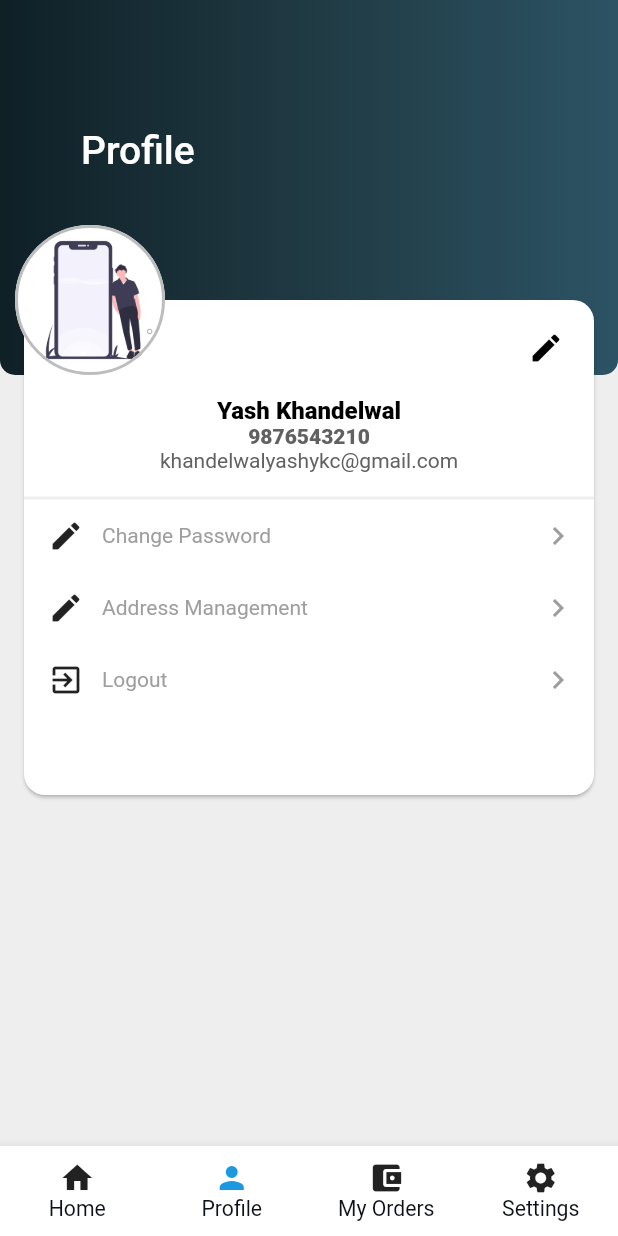
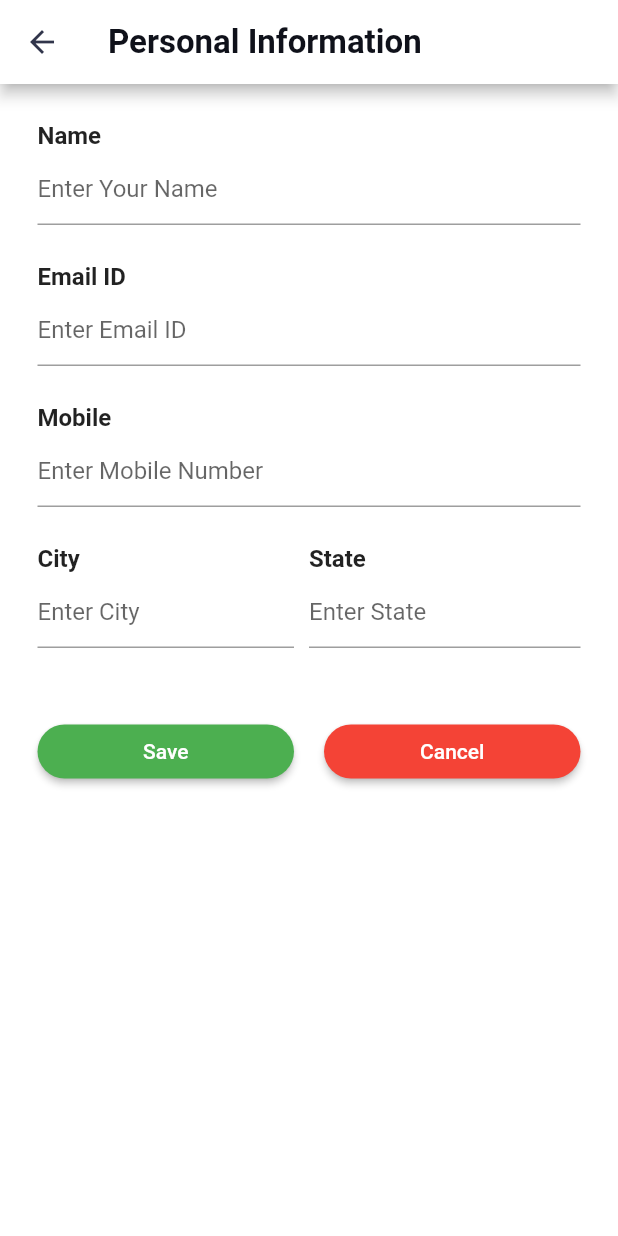
Before and after one commit to rajnis09/everly, a Flutter app: the CustomBottomNavigationBar screen opened by its route, item 2 of the bottom bar chosen, after a tap on the "edit" icon, on a phone screen of 412 x 824 dp. Run offline on Flutter 3.47's test engine with Material 2 defaults, Android fonts, the phone set to English and light mode, and no system bars; our stand-ins replace firebase_auth, firebase_messaging, flutter_speed_dial, flutter_swiper, google_fonts; missing offline and left inert: qrscan; accounts and stored records are empty.

Commit message:
Added Support FAQs,Edit profile and prsnl info page

```diff
--- a/lib/helpers/locale/app_localization.dart
+++ b/lib/helpers/locale/app_localization.dart
@@ -286,6 +286,154 @@ class AppLocalization {
       name: 'lang',
     );
   }
+
+  String get q1 {
+    return Intl.message(
+      'Where is my order?',
+      name: 'q1',
+    );
+  }
+
+  String get a1 {
+    return Intl.message(
+      'You can track your order in my order section.',
+      name: 'a1',
+    );
+  }
+
+  String get q2 {
+    return Intl.message(
+      'Did your app provide delivery services?',
+      name: 'q2',
+    );
+  }
+
+  String get a2 {
+    return Intl.message(
+      'No , this app only provides you the platform to place the order from your own place , We does not provide any such facility.',
+      name: 'a2',
+    );
+  }
+
+  String get q3 {
+    return Intl.message(
+      'How can I cancel my order?',
+      name: 'q3',
+    );
+  }
+
+  String get a3 {
+    return Intl.message(
+      'Everly provides easy and hassel-free cancellation. You can can the order via app before it is packed.',
+      name: 'a3',
+    );
+  }
+
+  String get q4 {
+    return Intl.message(
+      'What if I want to return something?',
+      name: 'q4',
+    );
+  }
+
+  String get a4 {
+    return Intl.message(
+      'If you are disatisfied with the products deliverd,please contanct to the seller as soon as possible , the app does not provide any such service.',
+      name: 'a4',
+    );
+  }
+
+  String get q5 {
+    return Intl.message(
+      'What is minimum order value?',
+      name: 'q5',
+    );
+  }
+
+  String get a5 {
+    return Intl.message(
+      'There is no minimum order value. However each store can have some minimum order value.',
+      name: 'a5',
+    );
+  }
+
+  String get q6 {
+    return Intl.message(
+      'Can I schedule an order to my convinence?',
+      name: 'q6',
+    );
+  }
+
+  String get a6 {
+    return Intl.message(
+      'Sure, Its seller and customer mutual understanding.',
+      name: 'a6',
+    );
+  }
+
+  String get q7 {
+    return Intl.message(
+      'Where is my order?',
+      name: 'q7',
+    );
+  }
+
+  String get a7 {
+    return Intl.message(
+      'You can track your order in my order section.',
+      name: 'a7',
+    );
+  }
+
+  String get q8 {
+    return Intl.message(
+      'Where is my order?',
+      name: 'q8',
+    );
+  }
+
+  String get a8 {
+    return Intl.message(
+      'You can track your order in my order section.',
+      name: 'a8',
+    );
+  }
+
+  String get q9 {
+    return Intl.message(
+      'Where is my order?',
+      name: 'q9',
+    );
+  }
+
+  String get a9 {
+    return Intl.message(
+      'You can track your order in my order section.',
+      name: 'a9',
+    );
+  }
+
+  String get q10 {
+    return Intl.message(
+      'Where is my order?',
+      name: 'q10',
+    );
+  }
+
+  String get a10 {
+    return Intl.message(
+      'You can track your order in my order section.',
+      name: 'a10',
+    );
+  }
+
+  String get stillNeedHelp{
+    return Intl.message(
+      'Still need help? Write to us',
+      name: 'stillNeedHelp',
+    );
+  }
+
 }
 
 class AppLocalizationDelegate extends LocalizationsDelegate<AppLocalization> {
--- a/lib/main.dart
+++ b/lib/main.dart
@@ -17,6 +17,7 @@ import './views/authentication/verify_email_page.dart';
 import './views/my_cart.dart';
 import './views/notification_page.dart';
 import './views/support.dart';
+import './views/edit_profile_info.dart';
 
 import './helpers/locale/app_localization.dart';
 
@@ -115,6 +116,7 @@ class _MyAppState extends State<MyApp> {
         "/cartPage": (context) => CartPage(),
         '/notificationPage': (context) => NotificationPage(),
         '/supportPage': (context) => SupportPage(),
+        '/editprofileinfo':(context)=> EditProfileInfoPage(),
       },
       onUnknownRoute: (settings) =>
           MaterialPageRoute(builder: (context) => ErrorPage()),
--- a/lib/model/list_profile_section.dart
+++ b/lib/model/list_profile_section.dart
@@ -4,6 +4,5 @@ class ListProfileSection {
   String title;
   IconData icon;
   Function onpressed;
-
   ListProfileSection(this.title, this.icon, this.onpressed);
 }
--- a/lib/views/authentication/signin_page.dart
+++ b/lib/views/authentication/signin_page.dart
@@ -182,6 +182,10 @@ class LoginPage extends StatelessWidget {
                       ],
                     ),
                   ),
+
+                ),
+                SizedBox(
+                  height: size.height * 0.02,
                 ),
               ],
             ),
--- /dev/null
+++ b/lib/views/edit_profile_info.dart
@@ -0,0 +1,252 @@
+import 'package:flutter/material.dart';
+
+class EditProfileInfoPage extends StatefulWidget {
+  @override
+  MapScreenState createState() => MapScreenState();
+}
+
+class MapScreenState extends State<EditProfileInfoPage>
+    with SingleTickerProviderStateMixin {
+
+
+  @override
+  Widget build(BuildContext context) {
+    String _newEmail, _newName, _newNo , _newCity , _newState;
+    return new Scaffold(
+        appBar: AppBar(
+          title: Text('Personal Information'),
+        ),
+        body: new Container(
+          color: Colors.white,
+          child: new ListView(
+            children: <Widget>[
+              Column(
+                children: <Widget>[
+                  new Container(
+                    color: Color(0xffFFFFFF),
+                    child: Padding(
+                      padding: EdgeInsets.only(bottom: 25.0),
+                      child: new Column(
+                        crossAxisAlignment: CrossAxisAlignment.start,
+                        mainAxisAlignment: MainAxisAlignment.start,
+                        children: <Widget>[
+                          Padding(
+                              padding: EdgeInsets.only(
+                                  left: 25.0, right: 25.0, top: 25.0),
+                              child: new Row(
+                                mainAxisSize: MainAxisSize.max,
+                                children: <Widget>[
+                                  new Column(
+                                    mainAxisAlignment: MainAxisAlignment.start,
+                                    mainAxisSize: MainAxisSize.min,
+                                    children: <Widget>[
+                                      new Text(
+                                        'Name',
+                                        style: TextStyle(
+                                            fontSize: 16.0,
+                                            fontWeight: FontWeight.bold),
+                                      ),
+                                    ],
+                                  ),
+                                ],
+                              )),
+                          Padding(
+                              padding: EdgeInsets.only(
+                                  left: 25.0, right: 25.0, top: 2.0),
+                              child: new Row(
+                                mainAxisSize: MainAxisSize.max,
+                                children: <Widget>[
+                                  new Flexible(
+                                    child: new TextFormField(
+                                      decoration: const InputDecoration(
+                                        hintText: "Enter Your Name",
+
+                                      ),
+                                      onSaved: (val) => _newName = val,
+                                    ),
+                                  ),
+                                ],
+                              )),
+                          Padding(
+                              padding: EdgeInsets.only(
+                                  left: 25.0, right: 25.0, top: 25.0),
+                              child: new Row(
+                                mainAxisSize: MainAxisSize.max,
+                                children: <Widget>[
+                                  new Column(
+                                    mainAxisAlignment: MainAxisAlignment.start,
+                                    mainAxisSize: MainAxisSize.min,
+                                    children: <Widget>[
+                                      new Text(
+                                        'Email ID',
+                                        style: TextStyle(
+                                            fontSize: 16.0,
+                                            fontWeight: FontWeight.bold),
+                                      ),
+                                    ],
+                                  ),
+                                ],
+                              )),
+                          Padding(
+                              padding: EdgeInsets.only(
+                                  left: 25.0, right: 25.0, top: 2.0),
+                              child: new Row(
+                                mainAxisSize: MainAxisSize.max,
+                                children: <Widget>[
+                                  new Flexible(
+                                    child: new TextFormField(
+                                      decoration: const InputDecoration(
+                                          hintText: "Enter Email ID"),
+                                          onSaved: (val) => _newEmail = val,
+                                    ),
+
+                                  ),
+                                ],
+                              )),
+                          Padding(
+                              padding: EdgeInsets.only(
+                                  left: 25.0, right: 25.0, top: 25.0),
+                              child: new Row(
+                                mainAxisSize: MainAxisSize.max,
+                                children: <Widget>[
+                                  new Column(
+                                    mainAxisAlignment: MainAxisAlignment.start,
+                                    mainAxisSize: MainAxisSize.min,
+                                    children: <Widget>[
+                                      new Text(
+                                        'Mobile',
+                                        style: TextStyle(
+                                            fontSize: 16.0,
+                                            fontWeight: FontWeight.bold),
+                                      ),
+                                    ],
+                                  ),
+                                ],
+                              )),
+                          Padding(
+                              padding: EdgeInsets.only(
+                                  left: 25.0, right: 25.0, top: 2.0),
+                              child: new Row(
+                                mainAxisSize: MainAxisSize.max,
+                                children: <Widget>[
+                                  new Flexible(
+                                    child: new TextFormField(
+                                      decoration: const InputDecoration(
+                                          hintText: "Enter Mobile Number"),
+                                          onSaved: (val) => _newNo = val,
+                                    ),
+                                  ),
+                                ],
+                              )),
+                          Padding(
+                              padding: EdgeInsets.only(
+                                  left: 25.0, right: 25.0, top: 25.0),
+                              child: new Row(
+                                mainAxisSize: MainAxisSize.max,
+                                mainAxisAlignment: MainAxisAlignment.start,
+                                children: <Widget>[
+                                  Expanded(
+                                    child: Container(
+                                      child: new Text(
+                                        'City',
+                                        style: TextStyle(
+                                            fontSize: 16.0,
+                                            fontWeight: FontWeight.bold),
+                                      ),
+                                    ),
+                                    flex: 2,
+                                  ),
+                                  Expanded(
+                                    child: Container(
+                                      child: new Text(
+                                        'State',
+                                        style: TextStyle(
+                                            fontSize: 16.0,
+                                            fontWeight: FontWeight.bold),
+                                      ),
+                                    ),
+                                    flex: 2,
+                                  ),
+                                ],
+                              )),
+                          Padding(
+                              padding: EdgeInsets.only(
+                                  left: 25.0, right: 25.0, top: 2.0),
+                              child: new Row(
+                                mainAxisSize: MainAxisSize.max,
+                                mainAxisAlignment: MainAxisAlignment.start,
+                                children: <Widget>[
+                                  Flexible(
+                                    child: Padding(
+                                      padding: EdgeInsets.only(right: 10.0),
+                                      child: new TextFormField(
+                                        decoration: const InputDecoration(
+                                            hintText: "Enter City"),
+                                            onSaved: (val) => _newCity = val,
+                                      ),
+                                    ),
+                                    flex: 2,
+                                  ),
+                                  Flexible(
+                                    child: new TextFormField(
+                                      decoration: const InputDecoration(
+                                          hintText: "Enter State"),
+                                          onSaved: (val) => _newState = val,
+                                    ),
+                                    flex: 2,
+                                  ),
+                                ],
+                              )),
+                          Padding(
+                            padding: EdgeInsets.only(
+                                left: 25.0, right: 25.0, top: 45.0),
+                            child: new Row(
+                              mainAxisSize: MainAxisSize.max,
+                              mainAxisAlignment: MainAxisAlignment.start,
+                              children: <Widget>[
+                                Expanded(
+                                  child: Padding(
+                                    padding: EdgeInsets.only(right: 10.0),
+                                    child: Container(
+                                        child: new RaisedButton(
+                                      child: new Text("Save"),
+                                      textColor: Colors.white,
+                                      color: Colors.green,
+                                      onPressed: () {},
+                                      shape: new RoundedRectangleBorder(
+                                          borderRadius:
+                                              new BorderRadius.circular(20.0)),
+                                    )),
+                                  ),
+                                  flex: 2,
+                                ),
+                                Expanded(
+                                  child: Padding(
+                                    padding: EdgeInsets.only(left: 10.0),
+                                    child: Container(
+                                        child: new RaisedButton(
+                                      child: new Text("Cancel"),
+                                      textColor: Colors.white,
+                                      color: Colors.red,
+                                      onPressed: () {},
+                                      shape: new RoundedRectangleBorder(
+                                          borderRadius:
+                                              new BorderRadius.circular(20.0)),
+                                    )),
+                                  ),
+                                  flex: 2,
+                                ),
+                              ],
+                            ),
+                          ),
+                        ],
+                      ),
+                    ),
+                  )
+                ],
+              ),
+            ],
+          ),
+        ));
+  }
+}
--- a/lib/views/profile_page.dart
+++ b/lib/views/profile_page.dart
@@ -2,6 +2,9 @@ import 'package:flutter/material.dart';
 
 import '../model/list_profile_section.dart';
 import '../helpers/locale/app_localization.dart';
+import '../utils/theme/theme_data.dart';
+import './edit_profile_info.dart';
+
 
 class ProfilePage extends StatefulWidget {
   @override
@@ -97,7 +100,9 @@ class _ProfilePageState extends State<ProfilePage> {
                                     icon: Icon(Icons.edit),
                                     color: Colors.black,
                                     iconSize: 24,
-                                    onPressed: () {},
+                                    onPressed: () {
+                                       Navigator.pushNamed(context, '/editprofileinfo');
+                                    },
                                   ),
                                   // IconButton(
                                   //   icon: Icon(Icons.shopping_cart),
@@ -164,7 +169,7 @@ class _ProfilePageState extends State<ProfilePage> {
                                           Icon(
                                             Icons.navigate_next,
                                             color: Colors.grey.shade500,
-                                          )
+                                          ),
                                         ],
                                       ),
                                     ),
@@ -182,6 +187,11 @@ class _ProfilePageState extends State<ProfilePage> {
                       child: Align(
                         alignment: Alignment.topLeft,
                         child: Container(
+                          height: 100,
+                          width: 100,
+                          child:Stack(
+                          children: <Widget>[
+                            Container(
                               decoration: BoxDecoration(
                                   border: Border.all(
                                       color: Colors.grey.shade400, width: 2),
@@ -192,6 +202,23 @@ class _ProfilePageState extends State<ProfilePage> {
                               width: 100,
                               height: 100,
                             ),
+                            Align(
+                              alignment: Alignment.bottomRight,
+                              child:GestureDetector(
+                            child: new CircleAvatar(
+                              backgroundColor: CustomThemeData.blackColorShade1,
+                              radius: 18.0,
+                              child: new Icon(
+                                Icons.camera_alt,
+                                color: Colors.white,
+                              ),
+                            ),
+                            onTap: () {
+                              print("change Picture");
+                            },
+                          ),),
+                          ],
+                        ),),
                       ),
                     ),
                   ],
--- a/lib/views/support.dart
+++ b/lib/views/support.dart
@@ -1,21 +1,105 @@
 import 'package:flutter/material.dart';
 import '../utils/theme/theme_data.dart';
+import '../helpers/locale/app_localization.dart';
 
 class SupportPage extends StatelessWidget {
   @override
   Widget build(BuildContext context) {
+    var locale = AppLocalization.of(context);
     var _appbar = AppBar(
       title: const Text('Help & Support'),
     );
     var bar = _appbar.preferredSize.height;
     var size = MediaQuery.of(context).size.height;
     var statusBarHeight = MediaQuery.of(context).padding.top;
+    final List<Query> data = <Query>[
+      Query(
+        locale.q1,
+        <Query>[
+          Query(
+            locale.a1,
+          ),
+        ],
+      ),
+      Query(
+        locale.q2,
+        <Query>[
+          Query(
+            locale.q2,
+          ),
+        ],
+      ),
+      Query(
+        locale.q3,
+        <Query>[
+          Query(
+            locale.q3,
+          ),
+        ],
+      ),
+      Query(
+        locale.q4,
+        <Query>[
+          Query(
+            locale.q4,
+          ),
+        ],
+      ),
+      Query(
+        locale.q5,
+        <Query>[
+          Query(
+            locale.q5,
+          ),
+        ],
+      ),
+      Query(
+        locale.q6,
+        <Query>[
+          Query(
+            locale.q6,
+          ),
+        ],
+      ),
+      Query(
+        locale.q7,
+        <Query>[
+          Query(
+            locale.q7,
+          ),
+        ],
+      ),
+      Query(
+        locale.q8,
+        <Query>[
+          Query(
+            locale.q8,
+          ),
+        ],
+      ),
+      Query(
+        locale.q9,
+        <Query>[
+          Query(
+            locale.q9,
+          ),
+        ],
+      ),
+      Query(
+        locale.q10,
+        <Query>[
+          Query(
+            locale.q10,
+          ),
+        ],
+      ),
+    ];
     return Scaffold(
       appBar: _appbar,
       body: Column(
         children: <Widget>[
           Container(
-            height: (size-statusBarHeight-bar)*.9,
+            height: (size - statusBarHeight - bar) * .9,
             child: ListView.builder(
               itemBuilder: (BuildContext context, int index) =>
                   QueryItem(data[index]),
@@ -25,7 +109,7 @@ class SupportPage extends StatelessWidget {
           Align(
             alignment: AlignmentDirectional.bottomEnd,
             child: Container(
-              height: (size-statusBarHeight-bar)*.1,
+              height: (size - statusBarHeight - bar) * .1,
               width: double.infinity,
               color: CustomThemeData.blueColorShade1,
               child: GestureDetector(
@@ -42,7 +126,7 @@ class SupportPage extends StatelessWidget {
                       width: 10,
                     ),
                     Text(
-                      'Still need help? Write to us',
+                      locale.stillNeedHelp,
                       style: CustomThemeData.robotoFont.copyWith(
                           fontSize: 18, color: CustomThemeData.whiteColor),
                     ),
@@ -64,89 +148,6 @@ class Query {
   final List<Query> children;
 }
 
-final List<Query> data = <Query>[
-  Query(
-    'Where is my order',
-    <Query>[
-      Query(
-        'You can track your order in my order section',
-      ),
-    ],
-  ),
-  Query(
-    'Did your app provide delivery services?',
-    <Query>[
-      Query(
-        'No , this app only provides you the platform to place the order from your own place , We does not provide any such facility.',
-      ),
-    ],
-  ),
-  Query(
-    'How can I cancel my order?',
-    <Query>[
-      Query(
-        'Everly provides easy and hassel-free cancellation. You can can the order via app before it is packed.',
-      ),
-    ],
-  ),
-  Query(
-    'What if I want to return something?',
-    <Query>[
-      Query(
-        'If you are disatisfied with the products deliverd,please contanct to the seller as soon as possible , the app does not provide any such service.',
-      ),
-    ],
-  ),
-  Query(
-    'What is minimum order value?',
-    <Query>[
-      Query(
-        'There is no minimum order value. However each store can have some minimum order value.',
-      ),
-    ],
-  ),
-  Query(
-    'Can I schedule an order to my convinence? ',
-    <Query>[
-      Query(
-        'Sure, Its seller and customer mutual understanding.',
-      ),
-    ],
-  ),
-  Query(
-    'Where is my order ',
-    <Query>[
-      Query(
-        'You can track your order in my order section',
-      ),
-    ],
-  ),
-  Query(
-    'Where is my order ',
-    <Query>[
-      Query(
-        'You can track your order in my order section',
-      ),
-    ],
-  ),
-  Query(
-    'Where is my order ',
-    <Query>[
-      Query(
-        'You can track your order in my order section',
-      ),
-    ],
-  ),
-  Query(
-    'Where is my order ',
-    <Query>[
-      Query(
-        'You can track your order in my order section',
-      ),
-    ],
-  ),
-];
-
 class QueryItem extends StatelessWidget {
   const QueryItem(this.query);
 
--- a/pubspec.yaml
+++ b/pubspec.yaml
@@ -21,6 +21,8 @@ dependencies:
   flutter_speed_dial:
   firebase_messaging:
   qrscan:
+  # image_picker:
+  # image_cropper:
 
 
   cupertino_icons: ^0.1.3
```
Lines whose indentation alone changed are shown as unchanged.
